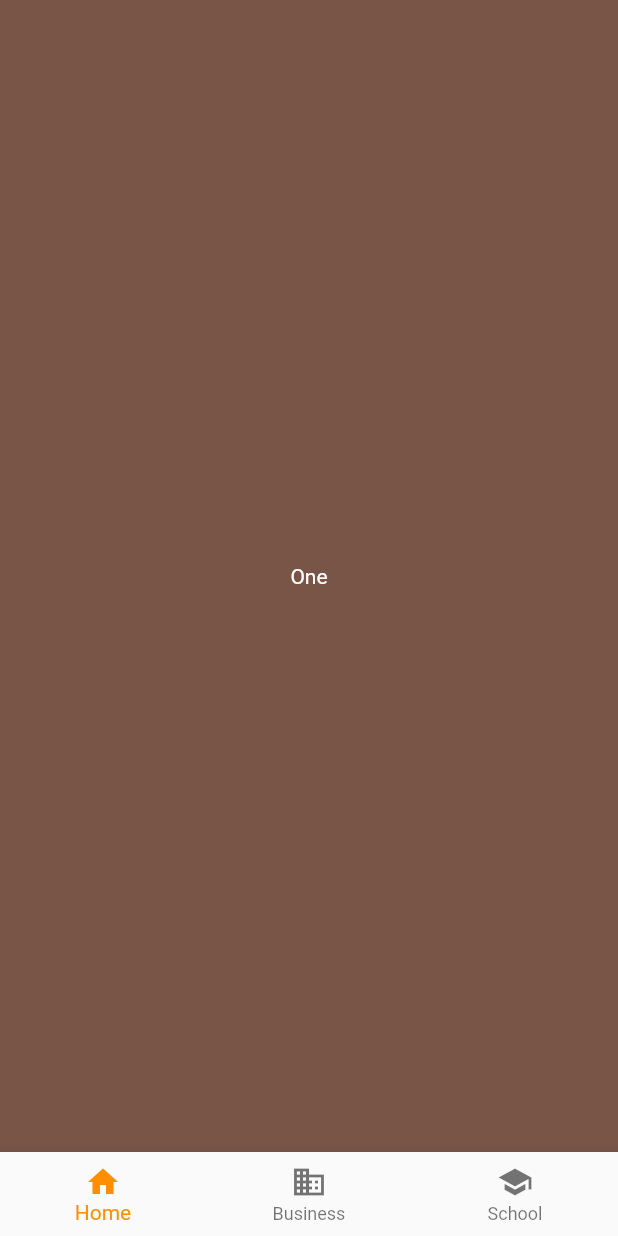
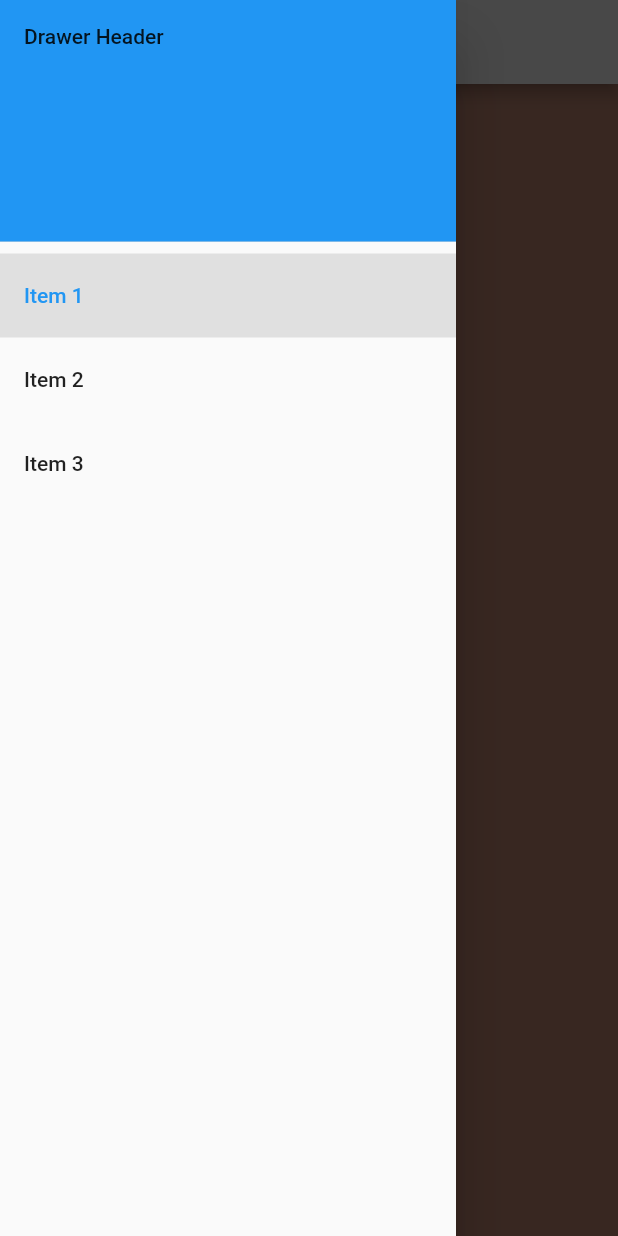
Before and after one commit to Ahmad-Ayman/design1, a Flutter app: the screen it shows after launch, with the side drawer open (before the commit the screen has no drawer), on a phone screen of 412 x 824 dp. Run offline on Flutter 3.47's test engine with Material 2 defaults, Android fonts, the phone set to English and light mode, and no system bars; our stand-ins replace dio; accounts and stored records are empty.

Commit message:
new commit224455

```diff
--- a/lib/main.dart
+++ b/lib/main.dart
@@ -4,6 +4,7 @@ import 'package:design1/screens/page_for_bottom_navigation.dart';
 import 'package:flutter/material.dart';
 
 import 'login_screen.dart';
+import 'screens/page_for_drawer.dart';
 
 void main() {
   runApp(const MyApp());
@@ -19,7 +20,7 @@ class MyApp extends StatelessWidget {
       theme: ThemeData(
         primarySwatch: Colors.grey,
       ),
-      initialRoute: '/navBar',
+      initialRoute: '/navDrawer',
       debugShowCheckedModeBanner: false,
       routes: {
         '/': (context) => LoginScreen(),
@@ -27,6 +28,7 @@ class MyApp extends StatelessWidget {
         '/LoginPage2': (context) => LoginPage(),
         '/homee': (context) => Homee(),
         '/navBar': (context) => PageForNav(),
+        '/navDrawer': (context) => PageForDrawer(),
       },
     );
   }
--- /dev/null
+++ b/lib/screens/page_for_drawer.dart
@@ -0,0 +1,94 @@
+import 'package:design1/screens/three.dart';
+import 'package:design1/screens/two.dart';
+import 'package:flutter/material.dart';
+
+import 'one.dart';
+
+class PageForDrawer extends StatefulWidget {
+  const PageForDrawer({Key? key}) : super(key: key);
+
+  @override
+  State<PageForDrawer> createState() => _PageForDrawerState();
+}
+
+class _PageForDrawerState extends State<PageForDrawer> {
+  int _selectedIndex = 0;
+  @override
+  Widget build(BuildContext context) {
+    return Scaffold(
+        appBar: AppBar(),
+        body: selectedItemFromNavBar(),
+        drawer: // Add a ListView to the drawer. This ensures the user can scroll
+            // through the options in the drawer if there isn't enough vertical
+            // space to fit everything.
+            Drawer(
+                child: ListView(
+          // Important: Remove any padding from the ListView.
+          padding: EdgeInsets.zero,
+          children: [
+            const DrawerHeader(
+              decoration: BoxDecoration(
+                color: Colors.blue,
+              ),
+              child: Text('Drawer Header'),
+            ),
+            ListTile(
+              selected: _selectedIndex == 0,
+              selectedTileColor: _selectedIndex == 0 ? Colors.grey.shade300 : Colors.transparent,
+              selectedColor: _selectedIndex == 0 ? Colors.blue : Colors.black,
+              title: const Text('Item 1'),
+              onTap: () {
+                // Update the state of the app
+                // ...
+                // Then close the drawer
+                setState(() {
+                  _selectedIndex = 0;
+                });
+                Navigator.pop(context);
+              },
+            ),
+            ListTile(
+              selected: _selectedIndex == 1,
+              selectedTileColor: _selectedIndex == 1 ? Colors.grey.shade300 : Colors.transparent,
+              selectedColor: _selectedIndex == 1 ? Colors.blue : Colors.black,
+              title: const Text('Item 2'),
+              onTap: () {
+                // Update the state of the app
+                // ...
+                // Then close the drawer
+                setState(() {
+                  _selectedIndex = 1;
+                });
+                Navigator.pop(context);
+              },
+            ),
+            ListTile(
+              selected: _selectedIndex == 2,
+              selectedTileColor: _selectedIndex == 2 ? Colors.grey.shade300 : Colors.transparent,
+              selectedColor: _selectedIndex == 2 ? Colors.blue : Colors.black,
+              title: const Text('Item 3'),
+              onTap: () {
+                // Update the state of the app
+                // ...
+                // Then close the drawer
+                setState(() {
+                  _selectedIndex = 2;
+                });
+                Navigator.pop(context);
+              },
+            ),
+          ],
+        )));
+  }
+
+  Widget selectedItemFromNavBar() {
+    switch (_selectedIndex) {
+      case 0:
+        return One();
+      case 1:
+        return Two();
+      default:
+        return Three();
+    }
+  }
+}
```
